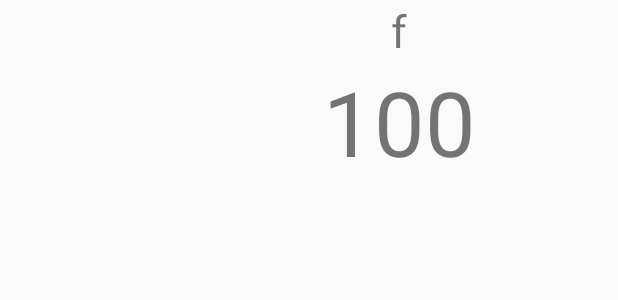
After one commit to landtanin/My_Restaurant, an Android app: the layout food_listview.xml on its own in the app's theme, with its tools: preview values and no code run, on a phone screen of 412 x 824 dp. The commit adds this screen. Shown: the top 300 px of the screen. Run offline under Robolectric (Android 15) with nearby library versions, the phone set to English and light mode, and no system bars.

Commit message:
ListView finish

```diff
--- a/app/build.gradle
+++ b/app/build.gradle
@@ -22,4 +22,5 @@ android {
 dependencies {
     compile fileTree(dir: 'libs', include: ['*.jar'])
     compile 'com.android.support:appcompat-v7:22.2.1'
+    compile files('libs/picasso-2.5.2.jar')
 }
--- /dev/null
+++ b/app/src/main/res/layout/food_listview.xml
@@ -0,0 +1,32 @@
+<?xml version="1.0" encoding="utf-8"?>
+<LinearLayout xmlns:android="http://schemas.android.com/apk/res/android"
+    android:orientation="horizontal" android:layout_width="match_parent"
+    android:layout_height="wrap_content">
+
+    <ImageView
+        android:layout_width="@dimen/icon"
+        android:layout_height="@dimen/icon"
+        android:id="@+id/imvicon"
+        android:layout_margin="15dp" />
+
+    <LinearLayout
+        android:orientation="vertical"
+        android:layout_width="match_parent"
+        android:layout_height="match_parent"
+        android:gravity="center_vertical|center_horizontal">
+
+        <TextView
+            android:layout_width="wrap_content"
+            android:layout_height="wrap_content"
+            android:text="f"
+            android:id="@+id/txtShowFood"
+            android:textSize="@dimen/h1" />
+
+        <TextView
+            android:layout_width="wrap_content"
+            android:layout_height="wrap_content"
+            android:text="100"
+            android:id="@+id/txtShowPrice"
+            android:textSize="60sp" />
+    </LinearLayout>
+</LinearLayout>
--- a/app/src/main/res/values/dimens.xml
+++ b/app/src/main/res/values/dimens.xml
@@ -4,4 +4,5 @@
     <dimen name="activity_vertical_margin">16dp</dimen>
     <dimen name="image">100dp</dimen>
     <dimen name="h1">30sp</dimen>
+    <dimen name="icon">90dp</dimen>
 </resources>
```
Also changed, not shown: app/src/main/java/silica/landtanin/myrestaurant/FoodTABLE.java (+67 -0 lines), app/src/main/java/silica/landtanin/myrestaurant/MyAdapter.java (added, +63 -0 lines), app/src/main/java/silica/landtanin/myrestaurant/OrderActivity.java (+15 -0 lines), app/libs/picasso-2.5.2.jar (added), 1 other file.
